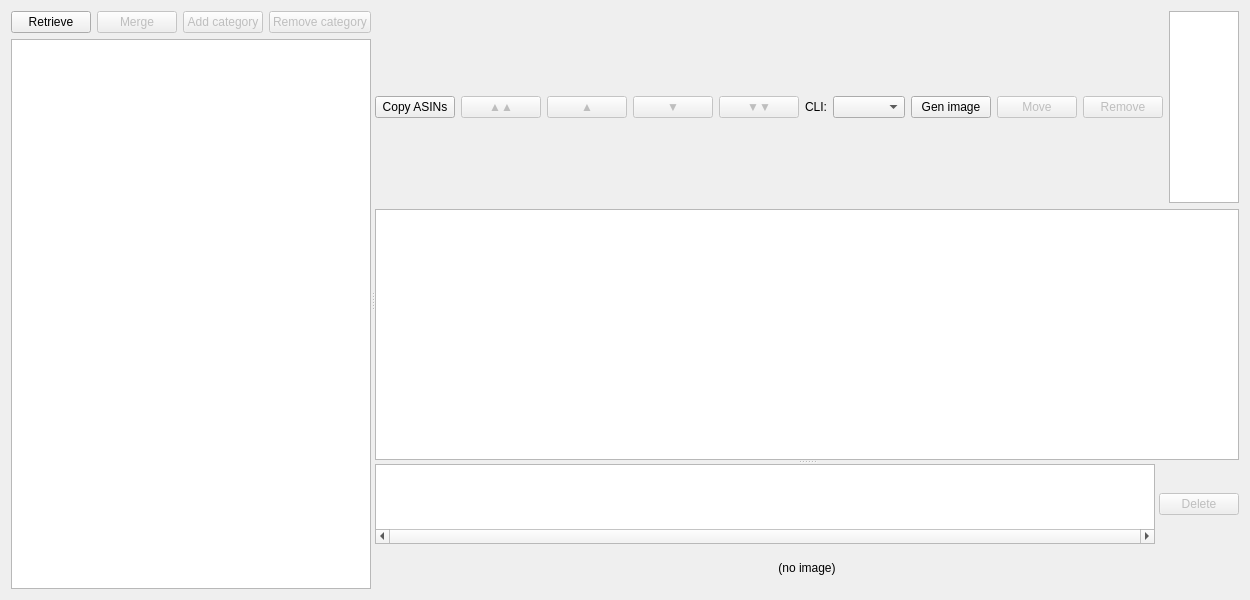
icingerpower/AmazonTemplate3, file AmazonTemplate3/gui/panes/PaneStore.ui: the form before one commit.
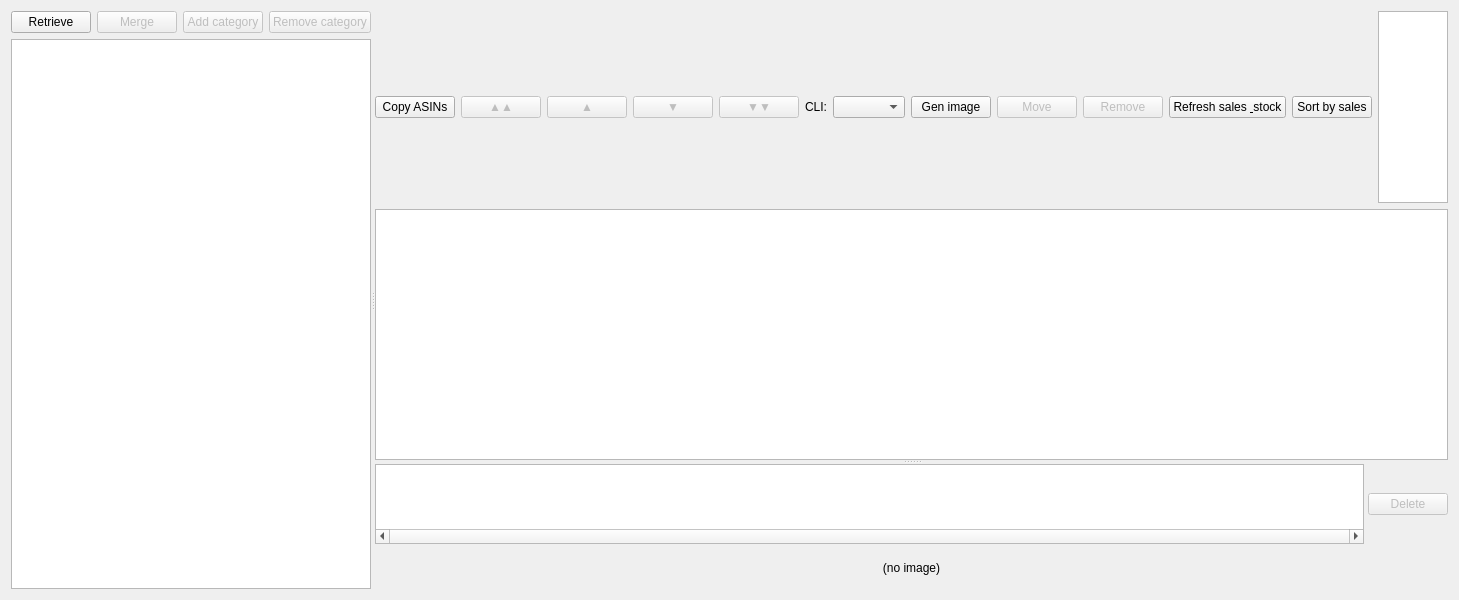
The form after the commit.

Commit message: PaneStore: fix product grouping/order bugs, add sales/stock columns, improve image-gen prompt

```diff
--- a/AmazonTemplate3/gui/panes/PaneStore.ui
+++ b/AmazonTemplate3/gui/panes/PaneStore.ui
@@ -199,6 +199,26 @@
            </property>
           </widget>
          </item>
+         <item>
+          <widget class="QPushButton" name="buttonRefreshSalesStock">
+           <property name="toolTip">
+            <string>Fetch Amazon FBA qty + 90d/365d sales for the currently selected node, and recompute the Sales (12mo) / Stock (days) columns</string>
+           </property>
+           <property name="text">
+            <string>Refresh sales &amp; stock</string>
+           </property>
+          </widget>
+         </item>
+         <item>
+          <widget class="QPushButton" name="buttonSortBySales">
+           <property name="toolTip">
+            <string>Sort the currently selected category by Sales (12mo), highest first, and save it as the manual display order</string>
+           </property>
+           <property name="text">
+            <string>Sort by sales</string>
+           </property>
+          </widget>
+         </item>
          <item>
           <spacer name="horizontalSpacer_2">
            <property name="orientation">
```
The commit also changes 10 other files.
